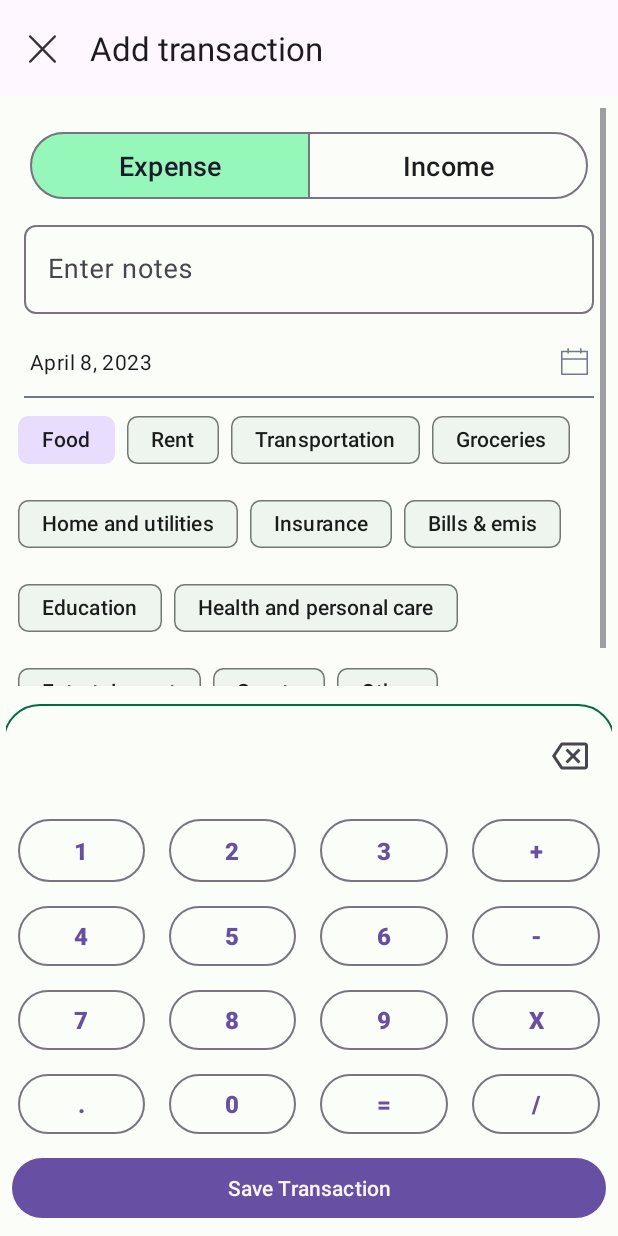
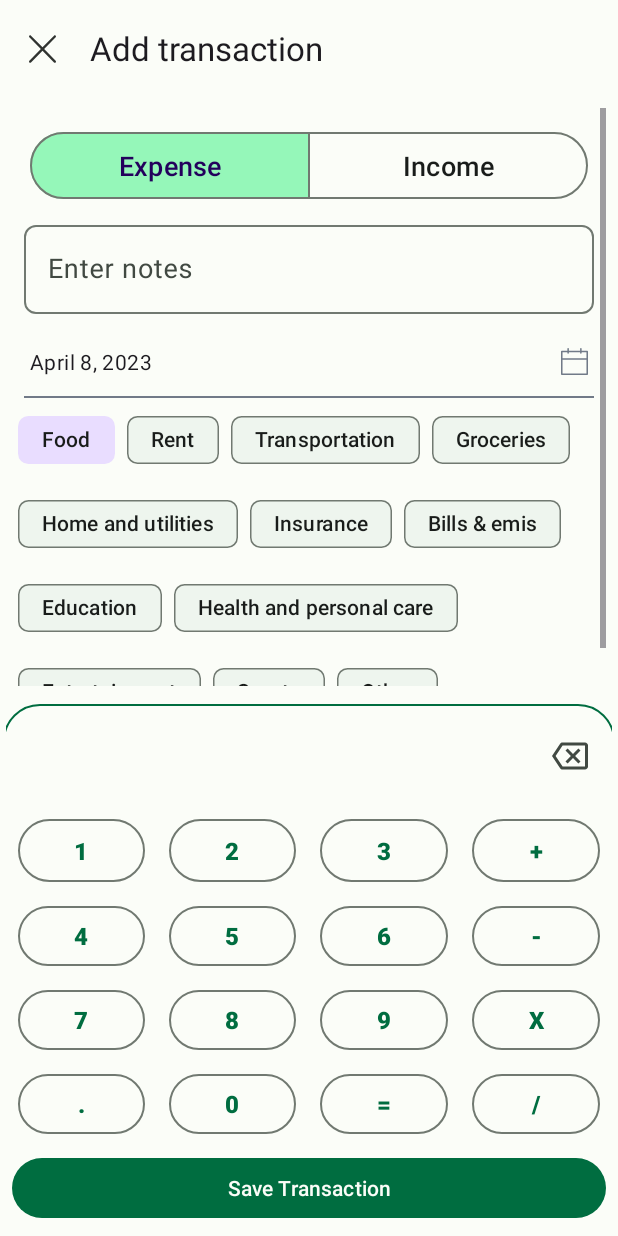
Before and after one commit to Kavin511/expense_manager, an Android app built with Jetpack Compose: the TransactionActivity screen opened directly, with no data from a screen before it, on a phone screen of 412 x 824 dp. Run offline under Robolectric (Android 15) with nearby library versions, the phone set to English and light mode, and no system bars; our stand-ins replace Dagger/Hilt's generated code, Room's generated code.

Commit message:
Kavin | Fixed theme related issue

```diff
--- a/transactions/src/main/AndroidManifest.xml
+++ b/transactions/src/main/AndroidManifest.xml
@@ -6,6 +6,7 @@
             android:name="com.devstudio.transactions.acivity.TransactionActivity"
             android:exported="true"
             android:launchMode="singleTop"
+            android:theme="@style/AppTheme"
             android:windowSoftInputMode="adjustNothing" />
     </application>
 </manifest>
--- a/transactions/src/main/java/com/devstudio/transactions/acivity/TransactionActivity.kt
+++ b/transactions/src/main/java/com/devstudio/transactions/acivity/TransactionActivity.kt
@@ -4,10 +4,8 @@ import android.os.Bundle
 import android.view.Menu
 import android.view.MenuItem
 import android.view.inputmethod.InputMethodManager
-import android.widget.Toast
 import androidx.activity.viewModels
 import androidx.appcompat.app.AppCompatActivity
-import androidx.core.content.res.ResourcesCompat
 import androidx.lifecycle.flowWithLifecycle
 import androidx.lifecycle.lifecycleScope
 import androidx.lifecycle.viewModelScope
@@ -43,7 +41,6 @@ class TransactionActivity : AppCompatActivity() {
         _binding = ActivityTransactionBinding.inflate(layoutInflater)
         setContentView(binding.root)
         setSupportActionBar(binding.topAppBar)
-        setTheme(R.style.Theme_ExpenseManager)
         initialiseTransactionType()
         initialiseTransactionKeyboard()
         fetchAndUpdateTransactionToBeEdited()
--- a/transactions/src/main/res/layout/activity_transaction.xml
+++ b/transactions/src/main/res/layout/activity_transaction.xml
@@ -5,7 +5,6 @@
     android:layout_width="match_parent"
     android:layout_height="wrap_content"
     android:orientation="vertical"
-    android:theme="@style/Theme.Material3.Light.NoActionBar"
     tools:context="com.devstudio.transactions.acivity.TransactionActivity">
 
     <com.google.android.material.appbar.AppBarLayout
```
